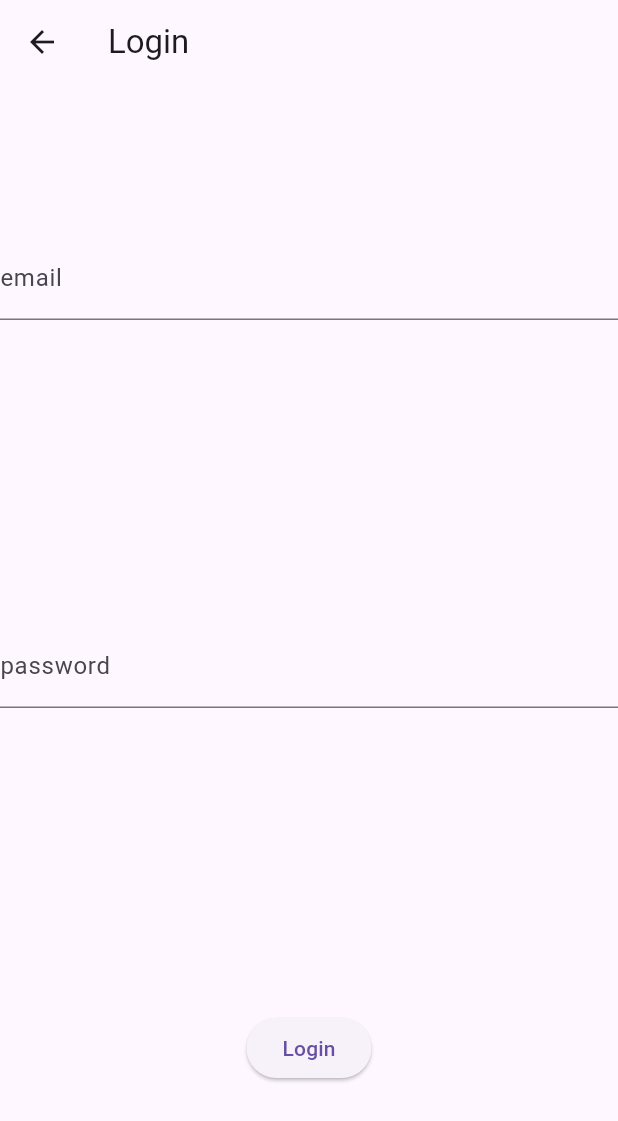
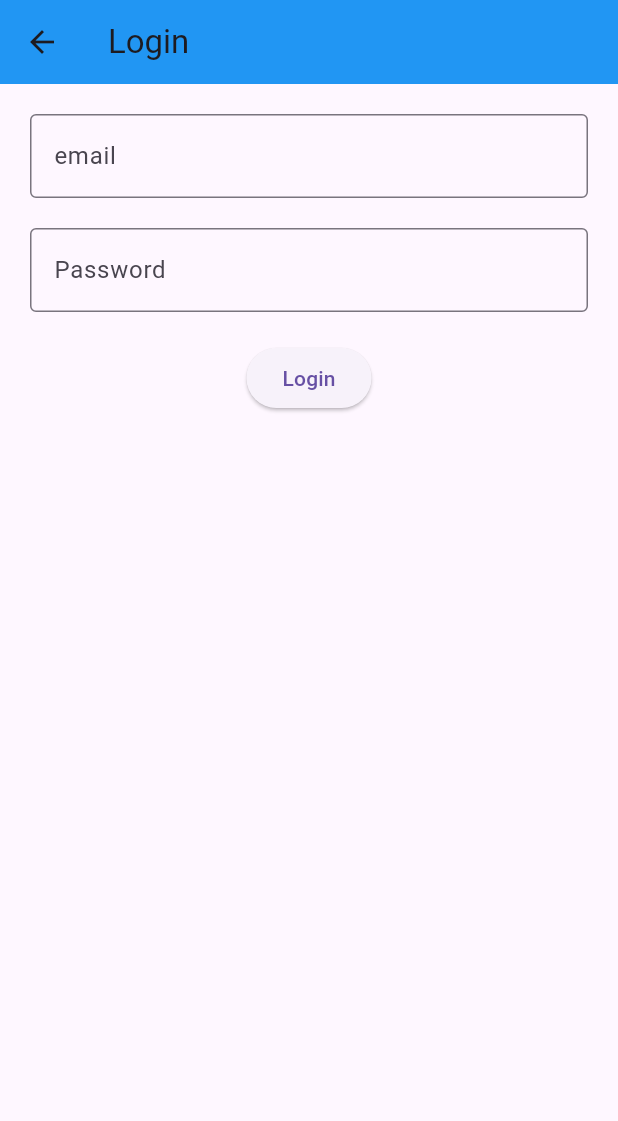
Before and after one commit to GuilhermePiorno/games_tracker, a Flutter app: the screen it shows after launch, after a tap on "Login", on a phone screen of 412 x 824 dp. Shown: the top 1121 px of the screen. Run offline on Flutter 3.47's test engine with Material 3 defaults, Android fonts, the phone set to English and light mode, and no system bars; our stand-ins replace shared_preferences, sqflite_common_ffi; accounts and stored records are empty.

Commit message:
adicionado sharedpreferences para lembrar de login, funcao auxiliar onde ocorria um bug onde um usuario podia criar conta sob o mesmo email e nome mas senha diferentes.

```diff
--- a/lib/model/user.dart
+++ b/lib/model/user.dart
@@ -1,29 +1,36 @@
+import 'dart:convert';
+
 class User {
-  int? id;
-  String? name;
-  String? email;
-  String? password;
+  final int? id;
+  final String name;
+  final String email;
+  final String password;
 
-  User(this.id, this.name, this.email, this.password);
+  User(
+      {this.id,
+      required this.name,
+      required this.email,
+      required this.password});
 
-  User.fromMap(Map map) {
-    this.id = map["id"];
-    this.name = map["name"];
-    this.email = map["email"];
-    this.password = map["password"];
-  }
-
-  Map<String, dynamic> toMap(){
-    Map<String, dynamic> map = {
+  Map<String, dynamic> toMap() {
+    return <String, dynamic>{
+      "id": this.id,
       "name": this.name,
       "email": this.email,
       "password": this.password
     };
+  }
 
-    if (this.id != null) {
-      map["id"] = this.id;
-    }
+  factory User.fromMap(Map<String, dynamic> map) {
+    return User(
+        id: map["id"] ??= map["id"],
+        name: map["name"] as String,
+        email: map["email"] as String,
+        password: map["password"] as String);
+  }
 
-    return map;
-  }
+  String toJson() => jsonEncode(toMap());
+
+  factory User.fromJson(String source) =>
+      User.fromMap(jsonDecode(source) as Map<String, dynamic>);
 }
--- a/lib/screens/home_screen.dart
+++ b/lib/screens/home_screen.dart
@@ -68,7 +68,10 @@ class HomeScreen extends StatelessWidget {
                 Navigator.push(
                   context,
                   MaterialPageRoute(
-                      builder: (context) => DashboardScreen(user: User(-1, "", "", ""),)),
+                      builder: (context) => DashboardScreen(
+                            user:
+                                User(id: -1, name: "", email: "", password: ""),
+                          )),
                 );
               },
               child: Text(
--- a/lib/screens/login_screen.dart
+++ b/lib/screens/login_screen.dart
@@ -2,6 +2,9 @@ import 'package:flutter/material.dart';
 import 'package:games_tracker/controller/LoginController.dart';
 import 'package:games_tracker/model/user.dart';
 import 'package:games_tracker/screens/dashboard_screen.dart';
+import 'package:shared_preferences/shared_preferences.dart';
+
+enum LoginStatus { notSignedin, signedIn }
 
 class LoginScreen extends StatefulWidget {
   const LoginScreen({super.key});
@@ -11,40 +14,191 @@ class LoginScreen extends StatefulWidget {
 }
 
 class _LoginScreenState extends State<LoginScreen> {
+  LoginStatus _loginStatus = LoginStatus.notSignedin;
+  final _formKey = GlobalKey<FormState>();
+  String _email = "", _password = "";
+  late LoginController controller;
+  var value; // 0 ou 1, não logado ou logado
+  late User _current_user;
 
-  TextEditingController emailController = TextEditingController();
-  TextEditingController passwordController = TextEditingController();
-  LoginController loginController = LoginController();
+  _LoginScreenState() {
+    this.controller = LoginController();
+    // LoginController loginController = LoginController();
+  }
+
+  savePref(int value, String name, String email, String pass) async {
+    SharedPreferences preferences = await SharedPreferences.getInstance();
+
+    setState(() {
+      preferences.setInt("value", value);
+      preferences.setString("name", email);
+      preferences.setString("email", email);
+      preferences.setString("pass", pass);
+    });
+  }
+
+  void _submit() async {
+    final form = _formKey.currentState;
+
+    if (form!.validate()) {
+      form.save();
+
+      /*User user = User(username: _username!, password: _password!);
+
+      int id = await controller.saveUser(user);
+      print("Saved: $id");  */
+
+      //                   print("Usuário existe: ${user.id} ${user.name} ${user.email} ${user.password}");
+
+      try {
+        User user = await controller.getLogin(_email!, _password!);
+        if (user.id != -1) {
+          savePref(1, user.name, user.email, user.password);
+          _current_user = user;
+          _loginStatus = LoginStatus.signedIn;
+        } else {
+          ScaffoldMessenger.of(context).showSnackBar(
+            const SnackBar(content: Text('User not registered!')),
+          );
+        }
+      } catch (e) {
+        ScaffoldMessenger.of(context).showSnackBar(
+          SnackBar(content: Text(e.toString())),
+        );
+      }
+    }
+  }
+
+  signOut() async {
+    SharedPreferences preferences = await SharedPreferences.getInstance();
+
+    setState(() {
+      preferences.setInt("value", 0);
+      _loginStatus = LoginStatus.notSignedin;
+    });
+  }
+
+  @override
+  void initState() {
+    super.initState();
+    getPref();
+  }
+
+  getPref() async {
+    SharedPreferences preferences = await SharedPreferences.getInstance();
+    value = preferences.getInt("value");
+    if (value == 1) {
+      _current_user = await controller.getLogin(_email!, _password!);
+    }
+    setState(() {
+      // _loginStatus = value == 1? LoginStatus.signedIn : LoginStatus.notSignedin;
+
+      if (value == 1) {
+        _loginStatus = LoginStatus.signedIn;
+        // _current_user = User(
+        //   name: preferences.getString("name")!,
+        //   email: preferences.getString("email")!,
+        //   password: preferences.getString("pass")!,
+        // );
+      } else {
+        _loginStatus = LoginStatus.notSignedin;
+      }
+    });
+  }
 
   @override
   Widget build(BuildContext context) {
-    return Scaffold(
+    var currentWidget;
+
+    switch (_loginStatus) {
+      case LoginStatus.notSignedin:
+        currentWidget = Scaffold(
             appBar: AppBar(
-        title: Text('Login'),
+              title: Text("Login"),
+              backgroundColor: Colors.blue,
             ),
             body: Center(
+                child: Container(
+                    padding: EdgeInsets.all(20),
                     child: Column(
-          mainAxisAlignment: MainAxisAlignment.spaceAround,
                       children: [
-            TextField(controller: emailController, decoration: InputDecoration(labelText: "email"),),
-            TextField(controller: passwordController, decoration: InputDecoration(labelText: "password"),),
-            ElevatedButton(
-              onPressed: () {
+                        Form(
+                            key: _formKey,
+                            child: Column(
+                              children: [
+                                TextFormField(
+                                    onSaved: (newVal) => _email = newVal!,
+                                    decoration: InputDecoration(
+                                        labelText: "email",
+                                        border: OutlineInputBorder())),
+                                Padding(
+                                    padding:
+                                        EdgeInsets.only(top: 20, bottom: 20),
+                                    child: TextFormField(
+                                        onSaved: (newVal) =>
+                                            _password = newVal!,
+                                        decoration: InputDecoration(
+                                            labelText: "Password",
+                                            border: OutlineInputBorder())))
+                              ],
+                            )),
+                        ElevatedButton(onPressed: _submit, child: Text("Login"))
+                      ],
+                    ))));
+        break;
 
-                loginController.getLogin(emailController.text, passwordController.text).then((user){
-                  if(user.id != -1) {
-                    print("Usuário existe: ${user.id} ${user.name} ${user.email} ${user.password}");
-                    Navigator.push(context, MaterialPageRoute(builder: (context) => DashboardScreen(user: user)));
-                  } else {
-                    print("Usuário não existe");
+      case LoginStatus.signedIn:
+        /*Navigator.push(context, MaterialPageRoute(
+          builder: (context) => Home()
+        ));*/
+
+        // currentWidget = Home(signOut);
+        // Navigator.push(
+        //     context,
+        //     MaterialPageRoute(
+        //         builder: (context) => DashboardScreen(user: _current_user)));
+
+        currentWidget = DashboardScreen(user: _current_user);
+        break;
     }
-                });
 
-              },
-              child: Text("Login"))
-          ]
-        ),
-      ),
-    );
+    return currentWidget;
   }
 }
+
+  // TextEditingController emailController = TextEditingController();
+  // TextEditingController passwordController = TextEditingController();
+  // LoginController loginController = LoginController();
+
+  // @override
+  // Widget build(BuildContext context) {
+  //   return Scaffold(
+  //     appBar: AppBar(
+  //       title: Text('Login'),
+  //     ),
+  //     body: Center(
+  //       child: Column(
+  //         mainAxisAlignment: MainAxisAlignment.spaceAround,
+  //         children: [
+  //           TextField(controller: emailController, decoration: InputDecoration(labelText: "email"),),
+  //           TextField(controller: passwordController, decoration: InputDecoration(labelText: "password"),),
+  //           ElevatedButton(
+  //             onPressed: () {
+
+  //               loginController.getLogin(emailController.text, passwordController.text).then((user){
+  //                 if(user.id != -1) {
+  //                   print("Usuário existe: ${user.id} ${user.name} ${user.email} ${user.password}");
+  //                   Navigator.push(context, MaterialPageRoute(builder: (context) => DashboardScreen(user: user)));
+  //                 } else {
+  //                   print("Usuário não existe");
+  //                 }
+  //               });
+
+  //             },
+  //             child: Text("Login"))
+  //         ]
+  //       ),
+  //     ),
+  //   );
+  // }
+// }
```
Also changed, not shown: lib/controller/LoginController.dart (+18 -3 lines), lib/screens/dashboard_screen.dart (+21 -11 lines), lib/screens/register_screen.dart (+27 -12 lines). Lines whose indentation alone changed are shown as unchanged.
